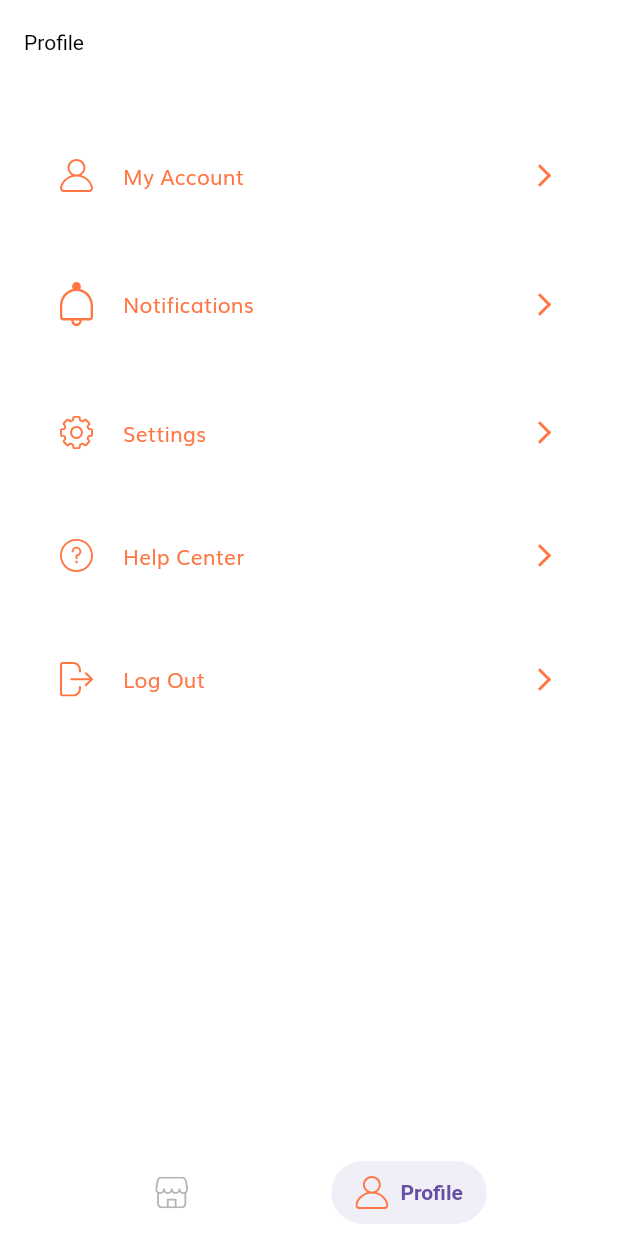
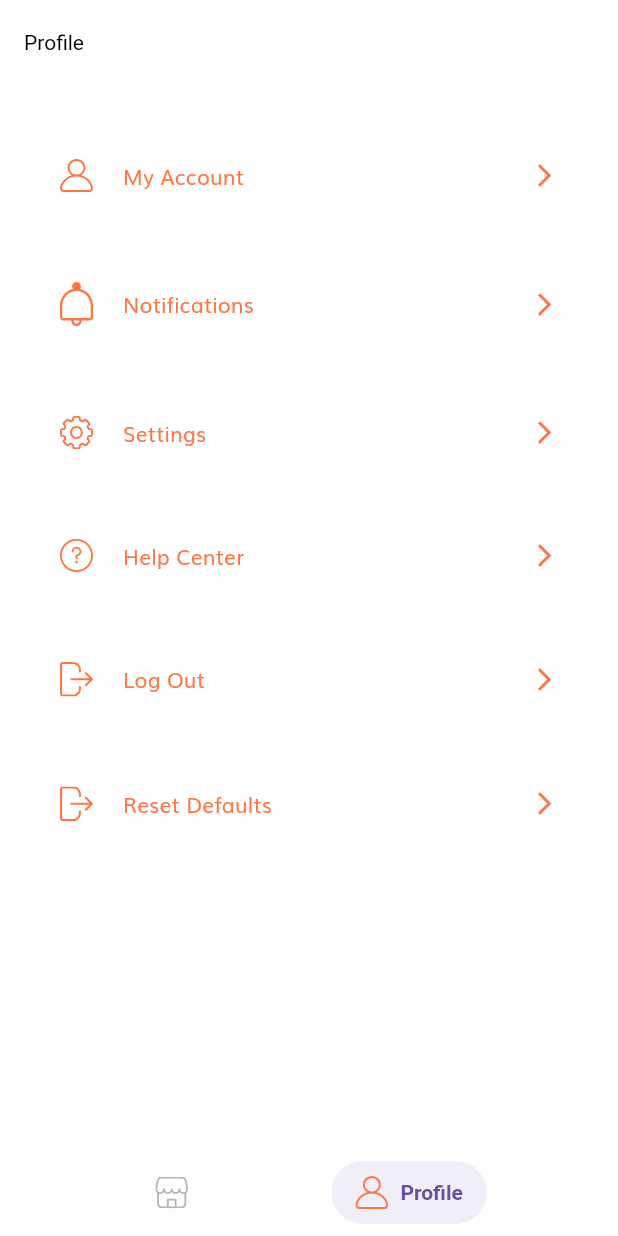
Before and after one commit to Kevinoob-design/AutoCareAssistant, a Flutter app: the screen it shows once a user with an empty profile is signed in, after a tap on "Profile", on a phone screen of 412 x 824 dp. Run offline on Flutter 3.47's test engine with Material 3 defaults, Android fonts, the phone set to English and light mode, and no system bars; our stand-ins replace firebase_auth, firebase_core, flutter_svg, google_sign_in, shared_preferences; accounts and stored records are empty; generated files the repository leaves out were written again.

Commit message:
feat: added my carst banner in home screen

```diff
--- a/lib/screens/home/components/discount_banner.dart
+++ /dev/null
@@ -1,30 +0,0 @@
-import 'package:flutter/material.dart';
-
-class DiscountBanner extends StatelessWidget {
-  const DiscountBanner({super.key});
-
-  @override
-  Widget build(BuildContext context) {
-    return Container(
-      width: double.infinity,
-      margin: const EdgeInsets.all(20),
-      padding: const EdgeInsets.symmetric(horizontal: 20, vertical: 16),
-      decoration: BoxDecoration(
-        color: const Color(0xFF4A3298),
-        borderRadius: BorderRadius.circular(20),
-      ),
-      child: const Text.rich(
-        TextSpan(
-          style: TextStyle(color: Colors.white),
-          children: [
-            TextSpan(text: "A Summer Surpise\n"),
-            TextSpan(
-              text: "Cashback 20%",
-              style: TextStyle(fontSize: 24, fontWeight: FontWeight.bold),
-            ),
-          ],
-        ),
-      ),
-    );
-  }
-}
--- /dev/null
+++ b/lib/screens/home/components/my_cars_banner.dart
@@ -0,0 +1,38 @@
+import 'package:auto_care_assistant/shared/config/constants.dart';
+import 'package:flutter/material.dart';
+
+class MyCarsBanner extends StatelessWidget {
+  const MyCarsBanner({super.key});
+
+  @override
+  Widget build(BuildContext context) {
+    return Padding(
+      padding: const EdgeInsets.all(20),
+      child: Material(
+        color: Color(0xFF4A3298),
+        borderRadius: BorderRadius.circular(20),
+        child: InkWell(
+          customBorder: ShapeBorder.lerp(
+            RoundedRectangleBorder(borderRadius: BorderRadius.circular(20)),
+            RoundedRectangleBorder(borderRadius: BorderRadius.circular(20)),
+            0.5,
+          ),
+          splashColor: kPrimaryColor.withValues(alpha: 0.1),
+          focusColor: kPrimaryColor.withValues(alpha: 0.1),
+          highlightColor: kPrimaryColor.withValues(alpha: 0.1),
+          hoverColor: kPrimaryColor.withValues(alpha: 0.1),
+          onTap: () {},
+          child: Padding(
+            padding: const EdgeInsets.symmetric(horizontal: 20, vertical: 16),
+            child: const ListTile(
+              contentPadding: EdgeInsets.zero,
+              leading: CircleAvatar(backgroundColor: Colors.white, child: Icon(Icons.car_repair, color: Color(0xFF4A3298))),
+              title: Text("My Cars", style: TextStyle(color: Colors.white, fontSize: 20)),
+              subtitle: Text("View all my cars", style: TextStyle(color: Colors.white)),
+            ),
+          ),
+        ),
+      ),
+    );
+  }
+}
--- a/lib/screens/home/home_screen.dart
+++ b/lib/screens/home/home_screen.dart
@@ -1,6 +1,6 @@
 import 'package:flutter/material.dart';
 
-import 'components/discount_banner.dart';
+import 'components/my_cars_banner.dart';
 import 'components/home_header.dart';
 
 class HomeScreen extends StatelessWidget {
@@ -11,10 +11,7 @@ class HomeScreen extends StatelessWidget {
   Widget build(BuildContext context) {
     return const Scaffold(
       body: SafeArea(
-        child: SingleChildScrollView(
-          padding: EdgeInsets.symmetric(vertical: 16),
-          child: Column(children: [HomeHeader(), DiscountBanner()]),
-        ),
+        child: SingleChildScrollView(padding: EdgeInsets.symmetric(vertical: 16), child: Column(children: [HomeHeader(), MyCarsBanner()])),
       ),
     );
   }
--- a/lib/screens/profile/profile_screen.dart
+++ b/lib/screens/profile/profile_screen.dart
@@ -1,5 +1,6 @@
 import 'package:firebase_auth/firebase_auth.dart' show FirebaseAuth;
 import 'package:flutter/material.dart';
+import 'package:shared_preferences/shared_preferences.dart' show SharedPreferences;
 
 import 'components/profile_menu.dart';
 
@@ -15,30 +16,18 @@ class ProfileScreen extends StatelessWidget {
         padding: const EdgeInsets.symmetric(vertical: 20),
         child: Column(
           children: [
+            ProfileMenu(text: "My Account", icon: "assets/icons/User Icon.svg", press: () => {}),
+            ProfileMenu(text: "Notifications", icon: "assets/icons/Bell.svg", press: () {}),
+            ProfileMenu(text: "Settings", icon: "assets/icons/Settings.svg", press: () => Navigator.pushNamed(context, '/settings')),
+            ProfileMenu(text: "Help Center", icon: "assets/icons/Question mark.svg", press: () {}),
+            ProfileMenu(text: "Log Out", icon: "assets/icons/Log out.svg", press: () => FirebaseAuth.instance.signOut()),
             ProfileMenu(
-              text: "My Account",
-              icon: "assets/icons/User Icon.svg",
-              press: () => {},
-            ),
-            ProfileMenu(
-              text: "Notifications",
-              icon: "assets/icons/Bell.svg",
-              press: () {},
-            ),
-            ProfileMenu(
-              text: "Settings",
-              icon: "assets/icons/Settings.svg",
-              press: () => Navigator.pushNamed(context, '/settings'),
-            ),
-            ProfileMenu(
-              text: "Help Center",
-              icon: "assets/icons/Question mark.svg",
-              press: () {},
-            ),
-            ProfileMenu(
-              text: "Log Out",
+              text: "Reset Defaults",
               icon: "assets/icons/Log out.svg",
-              press: () => FirebaseAuth.instance.signOut(),
+              press: () async {
+                final SharedPreferences preferences = await SharedPreferences.getInstance();
+                await preferences.setBool('skipSplashScreen', false);
+              },
             ),
           ],
         ),
--- a/lib/shared/components/salomon_bottom_bar.dart
+++ b/lib/shared/components/salomon_bottom_bar.dart
@@ -67,37 +67,20 @@ class SalomonBottomBar extends StatelessWidget {
         child: Row(
           /// Using a different alignment when there are 2 items or less
           /// so it behaves the same as BottomNavigationBar.
-          mainAxisAlignment:
-              items.length <= 2
-                  ? MainAxisAlignment.spaceEvenly
-                  : MainAxisAlignment.spaceBetween,
+          mainAxisAlignment: items.length <= 2 ? MainAxisAlignment.spaceEvenly : MainAxisAlignment.spaceBetween,
           children: [
             for (final item in items)
               TweenAnimationBuilder<double>(
-                tween: Tween(
-                  end: items.indexOf(item) == currentIndex ? 1.0 : 0.0,
-                ),
+                tween: Tween(end: items.indexOf(item) == currentIndex ? 1.0 : 0.0),
                 curve: curve,
                 duration: duration,
                 builder: (context, t, _) {
-                  final selectedColor =
-                      item.selectedColor ??
-                      selectedItemColor ??
-                      theme.primaryColor;
+                  final selectedColor = item.selectedColor ?? selectedItemColor ?? theme.primaryColor;
 
-                  final unselectedColor =
-                      item.unselectedColor ??
-                      unselectedItemColor ??
-                      theme.iconTheme.color;
+                  final unselectedColor = item.unselectedColor ?? unselectedItemColor ?? theme.iconTheme.color;
 
                   return Material(
-                    color: Color.lerp(
-                      selectedColor.withValues(alpha: 0.0),
-                      selectedColor.withValues(
-                        alpha: selectedColorOpacity ?? 0.1,
-                      ),
-                      t,
-                    ),
+                    color: Color.lerp(selectedColor.withValues(alpha: 0.0), selectedColor.withValues(alpha: selectedColorOpacity ?? 0.1), t),
                     shape: itemShape,
                     child: InkWell(
                       splashFactory: NoSplash.splashFactory,
@@ -116,18 +99,8 @@ class SalomonBottomBar extends StatelessWidget {
                         child: Row(
                           children: [
                             IconTheme(
-                              data: IconThemeData(
-                                color: Color.lerp(
-                                  unselectedColor,
-                                  selectedColor,
-                                  t,
-                                ),
-                                size: 24,
-                              ),
-                              child:
-                                  items.indexOf(item) == currentIndex
-                                      ? item.activeIcon ?? item.icon
-                                      : item.icon,
+                              data: IconThemeData(color: Color.lerp(unselectedColor, selectedColor, t), size: 24),
+                              child: items.indexOf(item) == currentIndex ? item.activeIcon ?? item.icon : item.icon,
                             ),
                             ClipRect(
                               clipBehavior: Clip.antiAlias,
@@ -142,23 +115,12 @@ class SalomonBottomBar extends StatelessWidget {
                                   widthFactor: t,
                                   child: Padding(
                                     padding:
-                                        Directionality.of(context) ==
-                                                TextDirection.ltr
-                                            ? EdgeInsets.only(
-                                              left: itemPadding.left / 2,
-                                              right: itemPadding.right,
-                                            )
-                                            : EdgeInsets.only(
-                                              left: itemPadding.left,
-                                              right: itemPadding.right / 2,
-                                            ),
+                                        Directionality.of(context) == TextDirection.ltr
+                                            ? EdgeInsets.only(left: itemPadding.left / 2, right: itemPadding.right)
+                                            : EdgeInsets.only(left: itemPadding.left, right: itemPadding.right / 2),
                                     child: DefaultTextStyle(
                                       style: TextStyle(
-                                        color: Color.lerp(
-                                          selectedColor.withValues(alpha: 0.0),
-                                          selectedColor,
-                                          t,
-                                        ),
+                                        color: Color.lerp(selectedColor.withValues(alpha: 0.0), selectedColor, t),
                                         fontWeight: FontWeight.w600,
                                       ),
                                       child: item.title,
@@ -198,11 +160,5 @@ class SalomonBottomBarItem {
   /// The color to display when this tab is not selected.
   final Color? unselectedColor;
 
-  SalomonBottomBarItem({
-    required this.icon,
-    required this.title,
-    this.selectedColor,
-    this.unselectedColor,
-    this.activeIcon,
-  });
+  SalomonBottomBarItem({required this.icon, required this.title, this.selectedColor, this.unselectedColor, this.activeIcon});
 }
```
Also changed, not shown: lib/screens/car_catalog/my_cars_screen.dart (added).
